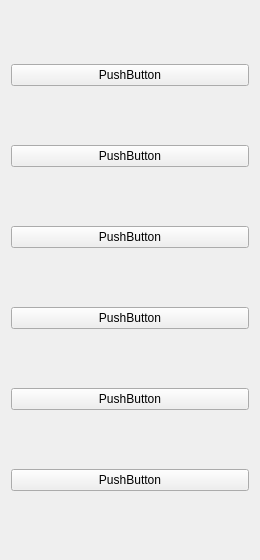
Old version of the form OBDCU/src/View/actionsidebar.ui in the repository z1230601/BAKK_Prodanovic_Zaric_OBD.
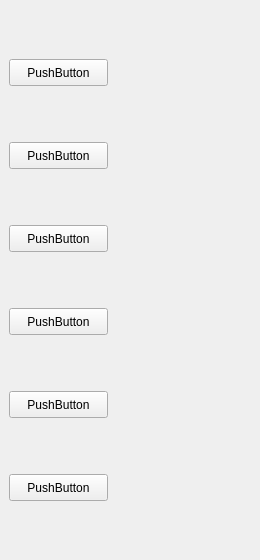
New version of the form.

Diff of the .ui file:
```diff
--- a/OBDCU/src/View/actionsidebar.ui
+++ b/OBDCU/src/View/actionsidebar.ui
@@ -13,50 +13,90 @@
   <property name="windowTitle">
    <string>Form</string>
   </property>
-  <layout class="QVBoxLayout" name="verticalLayout">
-   <item>
     <widget class="QPushButton" name="pushButton">
+   <property name="geometry">
+    <rect>
+     <x>9</x>
+     <y>59</y>
+     <width>99</width>
+     <height>27</height>
+    </rect>
+   </property>
+   <property name="sizePolicy">
+    <sizepolicy hsizetype="Maximum" vsizetype="Fixed">
+     <horstretch>0</horstretch>
+     <verstretch>0</verstretch>
+    </sizepolicy>
+   </property>
      <property name="text">
       <string>PushButton</string>
      </property>
     </widget>
-   </item>
-   <item>
     <widget class="QPushButton" name="pushButton_2">
+   <property name="geometry">
+    <rect>
+     <x>9</x>
+     <y>142</y>
+     <width>99</width>
+     <height>27</height>
+    </rect>
+   </property>
      <property name="text">
       <string>PushButton</string>
      </property>
     </widget>
-   </item>
-   <item>
     <widget class="QPushButton" name="pushButton_3">
+   <property name="geometry">
+    <rect>
+     <x>9</x>
+     <y>225</y>
+     <width>99</width>
+     <height>27</height>
+    </rect>
+   </property>
      <property name="text">
       <string>PushButton</string>
      </property>
     </widget>
-   </item>
-   <item>
     <widget class="QPushButton" name="pushButton_4">
+   <property name="geometry">
+    <rect>
+     <x>9</x>
+     <y>308</y>
+     <width>99</width>
+     <height>27</height>
+    </rect>
+   </property>
      <property name="text">
       <string>PushButton</string>
      </property>
     </widget>
-   </item>
-   <item>
     <widget class="QPushButton" name="pushButton_5">
+   <property name="geometry">
+    <rect>
+     <x>9</x>
+     <y>391</y>
+     <width>99</width>
+     <height>27</height>
+    </rect>
+   </property>
      <property name="text">
       <string>PushButton</string>
      </property>
     </widget>
-   </item>
-   <item>
     <widget class="QPushButton" name="pushButton_6">
+   <property name="geometry">
+    <rect>
+     <x>9</x>
+     <y>474</y>
+     <width>99</width>
+     <height>27</height>
+    </rect>
+   </property>
      <property name="text">
       <string>PushButton</string>
      </property>
     </widget>
-   </item>
-  </layout>
  </widget>
  <resources/>
  <connections/>
```
Lines whose indentation alone changed are shown as unchanged.
